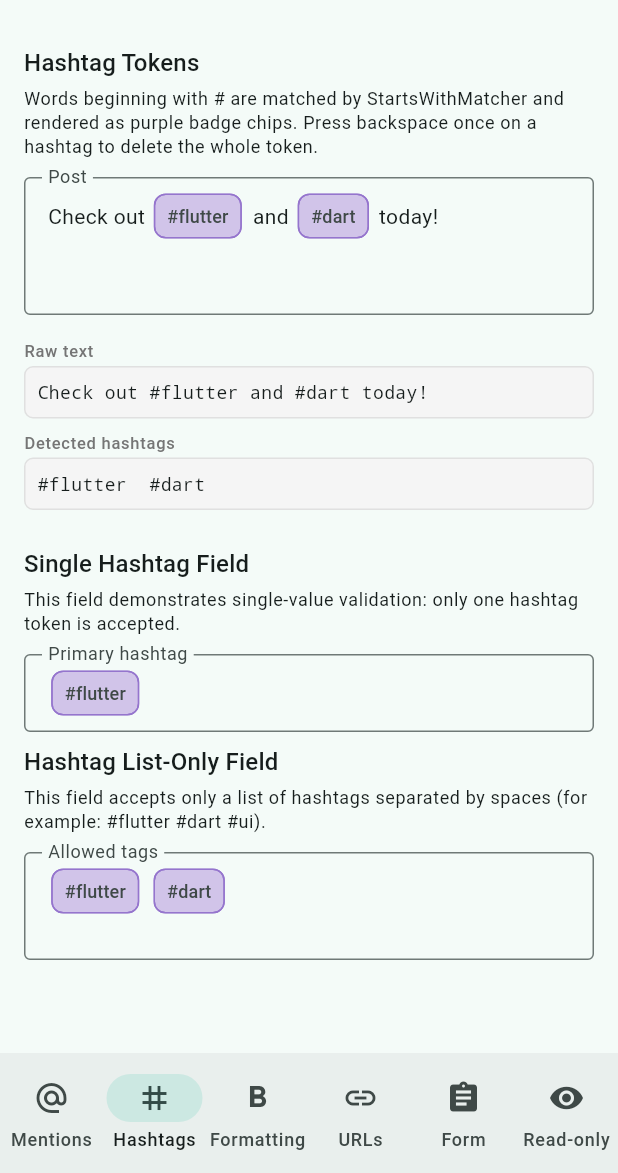
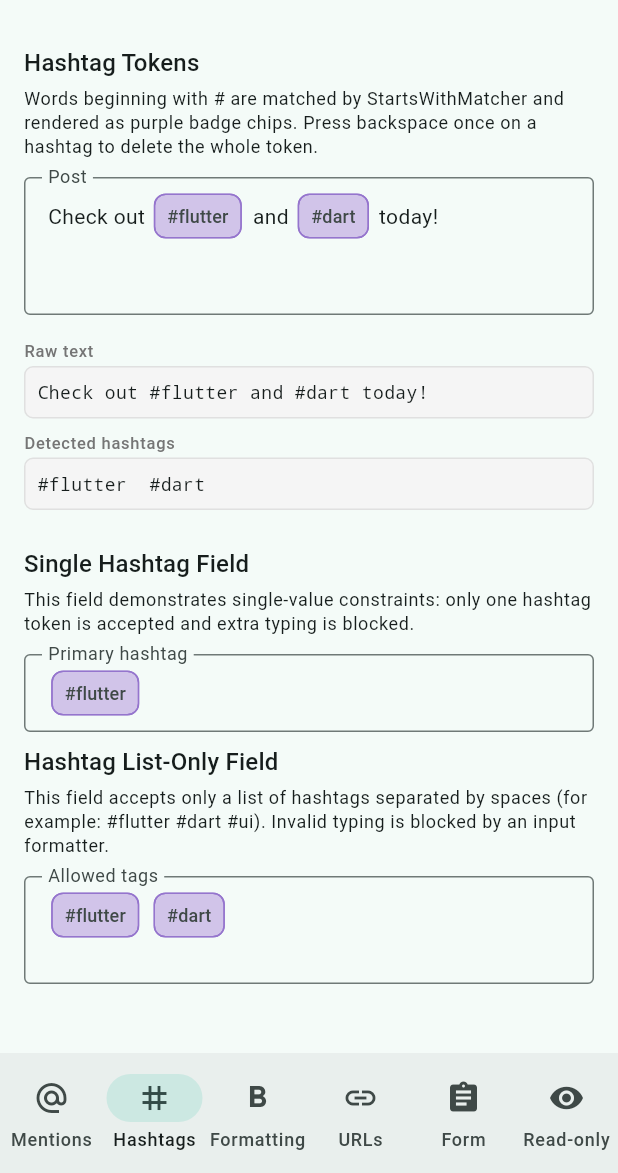
Before and after one commit to nombrekeff/super_field, a Flutter app: the screen it shows after launch, item 2 of the bottom bar chosen, on a phone screen of 412 x 824 dp, the part 63-1236 px from its top. Run offline on Flutter 3.47's test engine with Material 3 defaults, Android fonts, the phone set to English and light mode, and no system bars.

Commit message:
Add formatter injection and demo constraint formatters
Co-authored-by: nombrekeff <17043260+nombrekeff@users.noreply.github.com>

```diff
--- /dev/null
+++ b/example/lib/formatters/constraint_formatters.dart
@@ -0,0 +1,58 @@
+import 'package:flutter/services.dart';
+import 'package:super_field/super_field.dart';
+
+/// Allows only one token of [ruleId] (plus optional surrounding whitespace).
+class SingleTokenOnlyFormatter extends TokenInputFormatter {
+  const SingleTokenOnlyFormatter({
+    required super.lexer,
+    required this.ruleId,
+  });
+
+  final String ruleId;
+
+  @override
+  TextEditingValue formatAst(
+    TextEditingValue oldValue,
+    TextEditingValue newValue,
+    List<TokenMatch> ast,
+  ) {
+    final trimmed = newValue.text.trim();
+    if (trimmed.isEmpty) return newValue;
+
+    if (ast.length != 1) return oldValue;
+    final token = ast.first;
+    if (token.ruleId != ruleId) return oldValue;
+    if (trimmed != token.fullText) return oldValue;
+    return newValue;
+  }
+}
+
+/// Allows only whitespace-separated hashtag tokens.
+class HashtagListOnlyFormatter extends TokenInputFormatter {
+  const HashtagListOnlyFormatter({
+    required super.lexer,
+    required this.ruleId,
+  });
+
+  final String ruleId;
+
+  @override
+  TextEditingValue formatAst(
+    TextEditingValue oldValue,
+    TextEditingValue newValue,
+    List<TokenMatch> ast,
+  ) {
+    final text = newValue.text.trim();
+    if (text.isEmpty) return newValue;
+
+    final parts = text.split(RegExp(r'\s+'));
+    final tokenPattern = RegExp(r'^#[A-Za-z0-9_]+$');
+    final allValid = parts.every(tokenPattern.hasMatch);
+    if (!allValid) return oldValue;
+
+    final hashtags = ast.where((m) => m.ruleId == ruleId).length;
+    if (hashtags != parts.length) return oldValue;
+
+    return newValue;
+  }
+}
--- a/example/lib/screens/hashtag_screen.dart
+++ b/example/lib/screens/hashtag_screen.dart
@@ -1,6 +1,7 @@
 import 'package:flutter/material.dart';
 import 'package:super_field/super_field.dart';
 
+import '../formatters/constraint_formatters.dart';
 import '../rules/hashtag_rule.dart';
 import '../widgets/demo_widgets.dart';
 
@@ -43,36 +44,6 @@ class _HashtagScreenState extends State<HashtagScreen> {
     _singleHashtagController.dispose();
     _hashtagListController.dispose();
     super.dispose();
-  }
-
-  String? get _singleHashtagError {
-    if (_singleHashtagController.text.trim().isEmpty) return null;
-
-    final hashtags = _singleHashtagController.getMatchesByRule('hashtag');
-    if (hashtags.length != 1) return 'Exactly one hashtag is allowed.';
-    if (_singleHashtagController.text.trim() != hashtags.first.fullText) {
-      return 'Only a hashtag token is allowed (no extra text).';
-    }
-    return null;
-  }
-
-  String? get _hashtagListError {
-    final text = _hashtagListController.text.trim();
-    if (text.isEmpty) return null;
-
-    final parts = text.split(RegExp(r'\s+'));
-    final tokenPattern = RegExp(r'^#[A-Za-z0-9_]+$');
-    final allValid = parts.every(tokenPattern.hasMatch);
-    if (!allValid) {
-      return 'Only hashtags separated by spaces are allowed.';
-    }
-
-    final hashtags = _hashtagListController.getMatchesByRule('hashtag');
-    if (hashtags.length != parts.length) {
-      return 'Only hashtags separated by spaces are allowed.';
-    }
-
-    return null;
   }
 
   @override
@@ -119,17 +90,22 @@ class _HashtagScreenState extends State<HashtagScreen> {
               const SectionHeader(
                 title: 'Single Hashtag Field',
                 description:
-                    'This field demonstrates single-value validation: only one '
-                    'hashtag token is accepted.',
+                    'This field demonstrates single-value constraints: only one '
+                    'hashtag token is accepted and extra typing is blocked.',
               ),
               const SizedBox(height: 12),
               TokenizedTextFormField(
                 controller: _singleHashtagController,
+                inputFormatters: const [
+                  SingleTokenOnlyFormatter(
+                    lexer: TokenLexer(rules: [HashtagRule()]),
+                    ruleId: 'hashtag',
+                  ),
+                ],
                 decoration: InputDecoration(
                   border: const OutlineInputBorder(),
                   hintText: 'Example: #flutter',
                   labelText: 'Primary hashtag',
-                  errorText: _singleHashtagError,
                 ),
                 onChanged: (_) => setState(() {}),
               ),
@@ -138,17 +114,23 @@ class _HashtagScreenState extends State<HashtagScreen> {
                 title: 'Hashtag List-Only Field',
                 description:
                     'This field accepts only a list of hashtags separated by '
-                    'spaces (for example: #flutter #dart #ui).',
+                    'spaces (for example: #flutter #dart #ui). Invalid typing '
+                    'is blocked by an input formatter.',
               ),
               const SizedBox(height: 12),
               TokenizedTextFormField(
                 controller: _hashtagListController,
                 maxLines: 2,
+                inputFormatters: const [
+                  HashtagListOnlyFormatter(
+                    lexer: TokenLexer(rules: [HashtagRule()]),
+                    ruleId: 'hashtag',
+                  ),
+                ],
                 decoration: InputDecoration(
                   border: const OutlineInputBorder(),
                   hintText: '#flutter #dart #mobile',
                   labelText: 'Allowed tags',
-                  errorText: _hashtagListError,
                 ),
                 onChanged: (_) => setState(() {}),
               ),
--- a/lib/src/widgets/tokenized_text_field.dart
+++ b/lib/src/widgets/tokenized_text_field.dart
@@ -1,4 +1,5 @@
 import 'package:flutter/material.dart';
+import 'package:flutter/services.dart';
 
 import '../controller/token_editing_controller.dart';
 import '../formatters/atomic_deletion_formatter.dart';
@@ -27,6 +28,7 @@ class TokenizedTextField extends StatefulWidget {
     this.maxLines = 1,
     this.focusNode,
     this.onChanged,
+    this.inputFormatters = const [],
   });
 
   /// The controller that holds the raw text and exposes token utilities.
@@ -50,6 +52,12 @@ class TokenizedTextField extends StatefulWidget {
 
   /// Called with the raw string whenever the text changes.
   final ValueChanged<String>? onChanged;
+
+  /// Additional input formatters applied after atomic deletion handling.
+  ///
+  /// This enables declarative constraints (for example: single-token-only
+  /// fields) without relying on form error messages.
+  final List<TextInputFormatter> inputFormatters;
 
   @override
   State<TokenizedTextField> createState() => _TokenizedTextFieldState();
@@ -99,7 +107,7 @@ class _TokenizedTextFieldState extends State<TokenizedTextField> {
       autocorrect: false,
       enableSuggestions: false,
       onChanged: widget.onChanged,
-      inputFormatters: [_atomicFormatter],
+      inputFormatters: [_atomicFormatter, ...widget.inputFormatters],
     );
   }
 }
--- a/lib/src/widgets/tokenized_text_form_field.dart
+++ b/lib/src/widgets/tokenized_text_form_field.dart
@@ -1,4 +1,5 @@
 import 'package:flutter/material.dart';
+import 'package:flutter/services.dart';
 
 import '../controller/token_editing_controller.dart';
 import 'tokenized_text_field.dart';
@@ -27,6 +28,7 @@ class TokenizedTextFormField extends FormField<String> {
     int? maxLines = 1,
     FocusNode? focusNode,
     ValueChanged<String>? onChanged,
+    List<TextInputFormatter> inputFormatters = const [],
     // FormField properties
     super.validator,
     super.onSaved,
@@ -57,6 +59,7 @@ class TokenizedTextFormField extends FormField<String> {
               maxLines: maxLines,
               focusNode: focusNode,
               onChanged: onChangedHandler,
+              inputFormatters: inputFormatters,
             );
           },
         );
```
Also changed, not shown: example/lib/screens/mention_screen.dart (+8 -16 lines), 2 other files.
